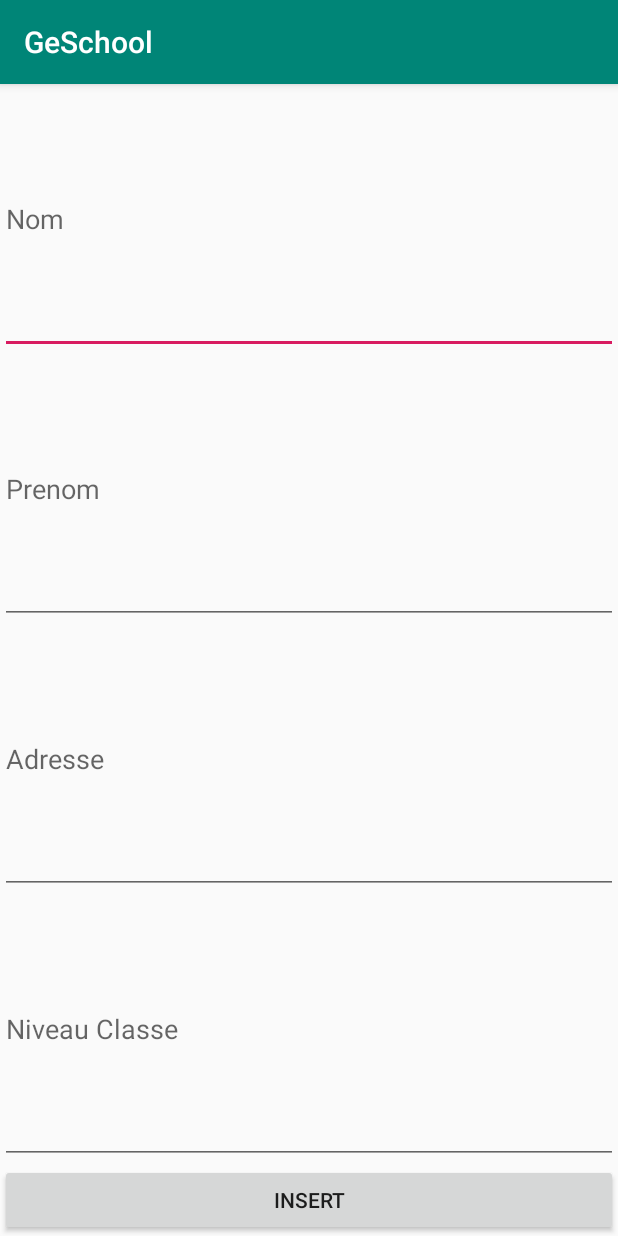
After one commit to Malangsadio/Team3, an Android app: the Main9Activity screen opened directly, with no data from a screen before it, on a phone screen of 412 x 824 dp. The commit adds this screen. Run offline under Robolectric (Android 15) with nearby library versions, the phone set to English and light mode, and no system bars; our stand-ins replace Firebase (no records; nobody signed in at launch, a user with empty details on screens opened directly); 1 statement that could not run was skipped.

Commit message:
Geschool

```diff
--- a/GeSchool/app/build.gradle
+++ b/GeSchool/app/build.gradle
@@ -1,4 +1,5 @@
 apply plugin: 'com.android.application'
+apply plugin: 'com.google.gms.google-services'
 
 android {
     compileSdkVersion 29
@@ -23,6 +24,7 @@ dependencies {
     implementation fileTree(dir: 'libs', include: ['*.jar'])
     implementation 'androidx.appcompat:appcompat:1.1.0'
     implementation 'androidx.constraintlayout:constraintlayout:1.1.3'
+    implementation 'com.google.firebase:firebase-database:16.0.4'
     testImplementation 'junit:junit:4.12'
     androidTestImplementation 'androidx.test.ext:junit:1.1.1'
     androidTestImplementation 'androidx.test.espresso:espresso-core:3.2.0'
--- a/GeSchool/app/src/main/AndroidManifest.xml
+++ b/GeSchool/app/src/main/AndroidManifest.xml
@@ -9,7 +9,8 @@
         android:roundIcon="@mipmap/ic_launcher_round"
         android:supportsRtl="true"
         android:theme="@style/AppTheme">
-        <activity android:name=".sixieme"></activity>
+        <activity android:name=".Main9Activity"></activity>
+        <activity android:name=".sixieme" />
         <activity android:name=".Cinquieme" />
         <activity android:name=".Quatrieme" />
         <activity android:name=".Troisieme" />
--- /dev/null
+++ b/GeSchool/app/src/main/java/com/example/geschool/Main9Activity.java
@@ -0,0 +1,64 @@
+package com.example.geschool;
+
+import androidx.annotation.NonNull;
+import androidx.appcompat.app.AppCompatActivity;
+
+import android.os.Bundle;
+import android.text.TextUtils;
+import android.view.View;
+import android.widget.Button;
+import android.widget.EditText;
+import android.widget.Toast;
+
+import com.google.firebase.database.DataSnapshot;
+import com.google.firebase.database.DatabaseError;
+import com.google.firebase.database.DatabaseReference;
+import com.google.firebase.database.FirebaseDatabase;
+import com.google.firebase.database.ValueEventListener;
+
+public class Main9Activity extends AppCompatActivity {
+    EditText nom, prenom, adresse, niveau;
+    Button insert;
+    DatabaseReference ref;
+    User user;
+
+    @Override
+    protected void onCreate(Bundle savedInstanceState) {
+        super.onCreate(savedInstanceState);
+        setContentView(R.layout.activity_main9);
+
+        ref = FirebaseDatabase.getInstance().getReference("users");
+
+        nom = (EditText) findViewById(R.id.nom);
+        prenom = (EditText) findViewById(R.id.prenom);
+        adresse = (EditText) findViewById(R.id.adresse);
+        niveau = (EditText) findViewById(R.id.niveau);
+
+
+        insert.setOnClickListener(new View.OnClickListener() {
+            @Override
+            public void onClick(View v) {
+                addUser();
+            }
+        });
+    }
+
+    private void addUser() {
+
+        String nome = nom.getText().toString().trim();
+        String prenome = prenom.getText().toString().trim();
+        String adressee = adresse.getText().toString().trim();
+        String niveaux = niveau.getText().toString().trim();
+
+
+        if (!TextUtils.isEmpty(nome)) {
+            String id = ref.push().getKey();
+            User user = new User(id, nome, prenome, adressee, niveaux);
+            ref.child(id).setValue(user);
+            Toast.makeText(Main9Activity.this, "Data inserted....", Toast.LENGTH_LONG).show();
+        }else {
+            Toast.makeText(Main9Activity.this, "veuillez saisir les données", Toast.LENGTH_LONG).show();
+        }
+    }
+
+}
--- /dev/null
+++ b/GeSchool/app/src/main/res/layout/activity_main9.xml
@@ -0,0 +1,54 @@
+<?xml version="1.0" encoding="utf-8"?>
+<LinearLayout xmlns:android="http://schemas.android.com/apk/res/android"
+    xmlns:tools="http://schemas.android.com/tools"
+    android:layout_width="match_parent"
+    android:layout_height="match_parent"
+    android:orientation="vertical"
+    tools:context=".Main9Activity">
+
+    <EditText
+        android:id="@+id/nom"
+        android:layout_width="match_parent"
+        android:layout_height="wrap_content"
+        android:layout_weight="0.5"
+        android:ems="10"
+        android:inputType="textPersonName"
+        android:hint="Nom" />
+
+    <EditText
+        android:id="@+id/prenom"
+        android:layout_width="match_parent"
+        android:layout_height="wrap_content"
+        android:layout_weight="0.5"
+        android:ems="10"
+        android:inputType="textPersonName"
+        android:hint="Prenom" />
+
+    <EditText
+        android:id="@+id/adresse"
+        android:layout_width="match_parent"
+        android:layout_height="wrap_content"
+        android:layout_weight="0.5"
+        android:ems="10"
+        android:inputType="textEmailAddress"
+        android:hint="Adresse" />
+
+    <EditText
+        android:id="@+id/niveau"
+        android:layout_width="match_parent"
+        android:layout_height="wrap_content"
+        android:layout_weight="0.5"
+        android:ems="10"
+        android:inputType="textPersonName"
+        android:hint="Niveau Classe" />
+
+
+    <Button
+        android:id="@+id/btnInsert"
+        android:layout_width="match_parent"
+        android:layout_height="wrap_content"
+        android:text="INSERT"
+        android:onClick="btnInsert"
+        tools:ignore="OnClick" />
+
+</LinearLayout>
--- a/GeSchool/build.gradle
+++ b/GeSchool/build.gradle
@@ -7,7 +7,8 @@ buildscript {
 
     }
     dependencies {
-        classpath 'com.android.tools.build:gradle:3.5.2'
+        classpath 'com.android.tools.build:gradle:3.5.3'
+        classpath 'com.google.gms:google-services:4.2.0'
 
         // NOTE: Do not place your application dependencies here; they belong
         // in the individual module build.gradle files
```
Also changed, not shown: GeSchool/app/src/main/java/com/example/geschool/MainActivity.java (+19 -0 lines), GeSchool/app/src/main/java/com/example/geschool/User.java (added, +65 -0 lines), GeSchool/app/src/main/res/drawable/ic_liste.xml (added, +9 -0 lines), GeSchool/app/src/main/res/drawable/ic_message.xml (added, +9 -0 lines), GeSchool/app/src/main/res/layout/activity_main.xml (+31 -14 lines), GeSchool/app/src/main/res/drawable/tof.jpg (added).
